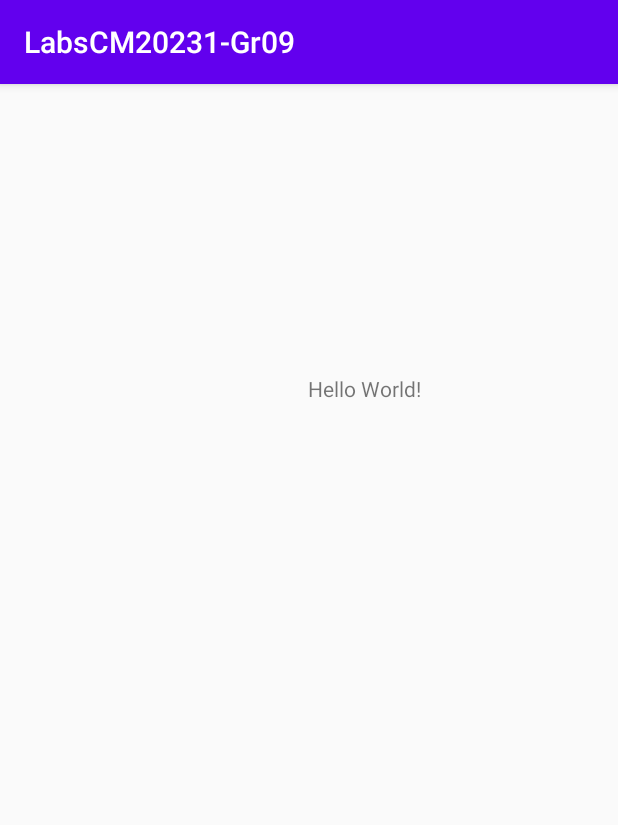
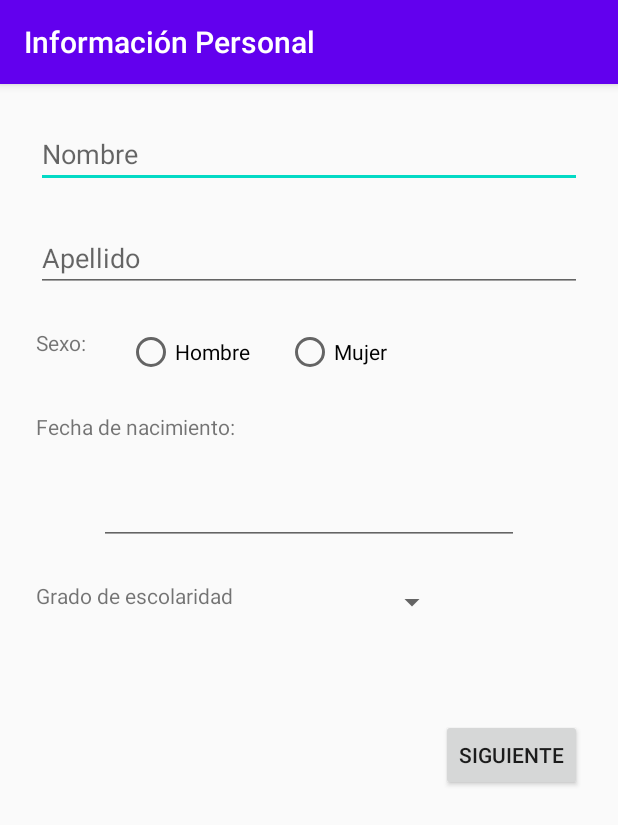
Before and after one commit to jdiegoisaza/LabsCM20231-Gr09, an Android app: the screen it shows after launch (MainActivity before the commit, PersonalDataActivity after it), on a phone screen of 412 x 824 dp. Shown: the top 825 px of the screen. Run offline under Robolectric (Android 15) with nearby library versions, the phone set to English and light mode, and no system bars.

Commit message:
Creación de los campos requeridos para la información personal

```diff
--- a/Lab1-UI/src/main/AndroidManifest.xml
+++ b/Lab1-UI/src/main/AndroidManifest.xml
@@ -12,8 +12,9 @@
         android:supportsRtl="true"
         android:theme="@style/Theme.LabsCM20231Gr09"
         tools:targetApi="31">
+
         <activity
-            android:name=".MainActivity"
+            android:name=".PersonalDataActivity"
             android:exported="true">
             <intent-filter>
                 <action android:name="android.intent.action.MAIN" />
--- a/Lab1-UI/src/main/java/co/edu/udea/compumovil/gr09_20231/lab1/MainActivity.kt
+++ b/Lab1-UI/src/main/java/co/edu/udea/compumovil/gr09_20231/lab1/PersonalDataActivity.kt
@@ -3,9 +3,9 @@ package co.edu.udea.compumovil.gr09_20231.lab1
 import android.support.v7.app.AppCompatActivity
 import android.os.Bundle
 
-class MainActivity : AppCompatActivity() {
+class PersonalDataActivity : AppCompatActivity() {
     override fun onCreate(savedInstanceState: Bundle?) {
         super.onCreate(savedInstanceState)
-        setContentView(R.layout.activity_main)
+        setContentView(R.layout.activity_personal_data)
     }
 }
--- a/Lab1-UI/src/main/res/layout/activity_main.xml
+++ /dev/null
@@ -1,20 +0,0 @@
-<?xml version="1.0" encoding="utf-8"?>
-<android.support.constraint.ConstraintLayout xmlns:android="http://schemas.android.com/apk/res/android"
-    xmlns:app="http://schemas.android.com/apk/res-auto"
-    xmlns:tools="http://schemas.android.com/tools"
-    android:layout_width="match_parent"
-    android:layout_height="match_parent"
-    tools:context=".MainActivity">
-
-    <TextView
-        android:layout_width="wrap_content"
-        android:layout_height="wrap_content"
-        android:text="Hello World!"
-        app:layout_constraintBottom_toBottomOf="parent"
-        app:layout_constraintEnd_toEndOf="parent"
-        app:layout_constraintHorizontal_bias="0.61"
-        app:layout_constraintStart_toStartOf="parent"
-        app:layout_constraintTop_toTopOf="parent"
-        app:layout_constraintVertical_bias="0.258" />
-
-</android.support.constraint.ConstraintLayout>
--- /dev/null
+++ b/Lab1-UI/src/main/res/layout/activity_personal_data.xml
@@ -0,0 +1,118 @@
+<?xml version="1.0" encoding="utf-8"?>
+<android.support.constraint.ConstraintLayout xmlns:android="http://schemas.android.com/apk/res/android"
+    xmlns:app="http://schemas.android.com/apk/res-auto"
+    xmlns:tools="http://schemas.android.com/tools"
+    android:layout_width="match_parent"
+    android:layout_height="match_parent"
+    tools:context=".PersonalDataActivity">
+
+    <EditText
+        android:id="@+id/editTextNombre"
+        android:layout_width="0dp"
+        android:layout_height="wrap_content"
+        android:layout_marginStart="24dp"
+        android:layout_marginTop="24dp"
+        android:layout_marginEnd="24dp"
+        android:ems="10"
+        android:hint="Nombre"
+        android:inputType="textPersonName"
+        app:layout_constraintEnd_toEndOf="parent"
+        app:layout_constraintStart_toStartOf="parent"
+        app:layout_constraintTop_toTopOf="parent" />
+
+    <EditText
+        android:id="@+id/editTextApellido"
+        android:layout_width="0dp"
+        android:layout_height="wrap_content"
+        android:layout_marginStart="24dp"
+        android:layout_marginTop="24dp"
+        android:layout_marginEnd="24dp"
+        android:ems="10"
+        android:hint="Apellido"
+        android:inputType="textPersonName"
+        app:layout_constraintEnd_toEndOf="parent"
+        app:layout_constraintStart_toStartOf="parent"
+        app:layout_constraintTop_toBottomOf="@+id/editTextNombre" />
+
+    <TextView
+        android:id="@+id/textViewSexo"
+        android:layout_width="wrap_content"
+        android:layout_height="wrap_content"
+        android:layout_marginStart="24dp"
+        android:layout_marginTop="24dp"
+        android:text="Sexo: "
+        app:layout_constraintStart_toStartOf="parent"
+        app:layout_constraintTop_toBottomOf="@+id/editTextApellido" />
+
+    <RadioButton
+        android:id="@+id/radioButtonHombre"
+        android:layout_width="wrap_content"
+        android:layout_height="wrap_content"
+        android:layout_marginStart="24dp"
+        android:layout_marginTop="24dp"
+        android:text="Hombre"
+        app:layout_constraintStart_toEndOf="@+id/textViewSexo"
+        app:layout_constraintTop_toBottomOf="@+id/editTextApellido" />
+
+    <RadioButton
+        android:id="@+id/radioButtonMujer"
+        android:layout_width="wrap_content"
+        android:layout_height="wrap_content"
+        android:layout_marginStart="24dp"
+        android:layout_marginTop="24dp"
+        android:text="Mujer"
+        app:layout_constraintStart_toEndOf="@+id/radioButtonHombre"
+        app:layout_constraintTop_toBottomOf="@+id/editTextApellido" />
+
+    <TextView
+        android:id="@+id/editTextFNacimiento"
+        android:layout_width="wrap_content"
+        android:layout_height="wrap_content"
+        android:layout_marginStart="24dp"
+        android:layout_marginTop="24dp"
+        android:text="Fecha de nacimiento:"
+        app:layout_constraintStart_toStartOf="parent"
+        app:layout_constraintTop_toBottomOf="@+id/radioButtonHombre" />
+
+    <EditText
+        android:id="@+id/editTextDate"
+        android:layout_width="0dp"
+        android:layout_height="wrap_content"
+        android:layout_marginStart="66dp"
+        android:layout_marginTop="24dp"
+        android:layout_marginEnd="66dp"
+        android:ems="10"
+        android:inputType="date"
+        app:layout_constraintEnd_toEndOf="parent"
+        app:layout_constraintStart_toStartOf="parent"
+        app:layout_constraintTop_toBottomOf="@+id/editTextFNacimiento" />
+
+    <TextView
+        android:id="@+id/textViewEscolaridad"
+        android:layout_width="wrap_content"
+        android:layout_height="wrap_content"
+        android:layout_marginStart="24dp"
+        android:layout_marginTop="24dp"
+        android:text="Grado de escolaridad"
+        app:layout_constraintStart_toStartOf="parent"
+        app:layout_constraintTop_toBottomOf="@+id/editTextDate" />
+
+    <Spinner
+        android:id="@+id/spinner"
+        android:layout_width="119dp"
+        android:layout_height="28dp"
+        android:layout_marginStart="24dp"
+        android:layout_marginTop="24dp"
+        app:layout_constraintStart_toEndOf="@+id/textViewEscolaridad"
+        app:layout_constraintTop_toBottomOf="@+id/editTextDate" />
+
+    <Button
+        android:id="@+id/buttonSiguiente"
+        android:layout_width="wrap_content"
+        android:layout_height="wrap_content"
+        android:layout_marginTop="64dp"
+        android:layout_marginEnd="24dp"
+        android:text="Siguiente"
+        app:layout_constraintEnd_toEndOf="parent"
+        app:layout_constraintTop_toBottomOf="@+id/spinner" />
+</android.support.constraint.ConstraintLayout>
--- a/Lab1-UI/src/main/res/values/strings.xml
+++ b/Lab1-UI/src/main/res/values/strings.xml
@@ -1,4 +1,4 @@
 <resources>
-    <string name="app_name">LabsCM20231-Gr09</string>
+    <string name="app_name">Información Personal</string>
     <string name="app_tittel">Ejemplo</string>
 </resources>
--- a/gradle.properties
+++ b/gradle.properties
@@ -17,3 +17,4 @@ kotlin.code.style=official
 # resources declared in the library itself and none from the library's dependencies,
 # thereby reducing the size of the R class for that library
 android.nonTransitiveRClass=true
+android.overridePathCheck=true
```
